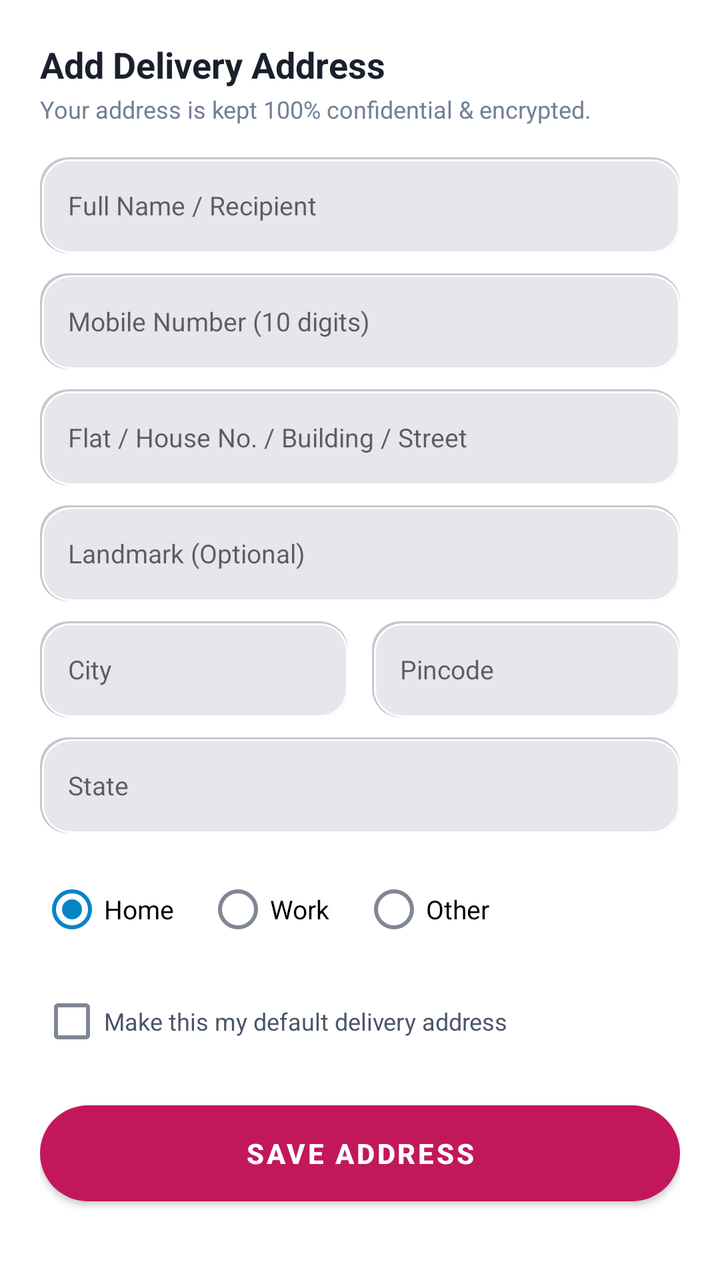
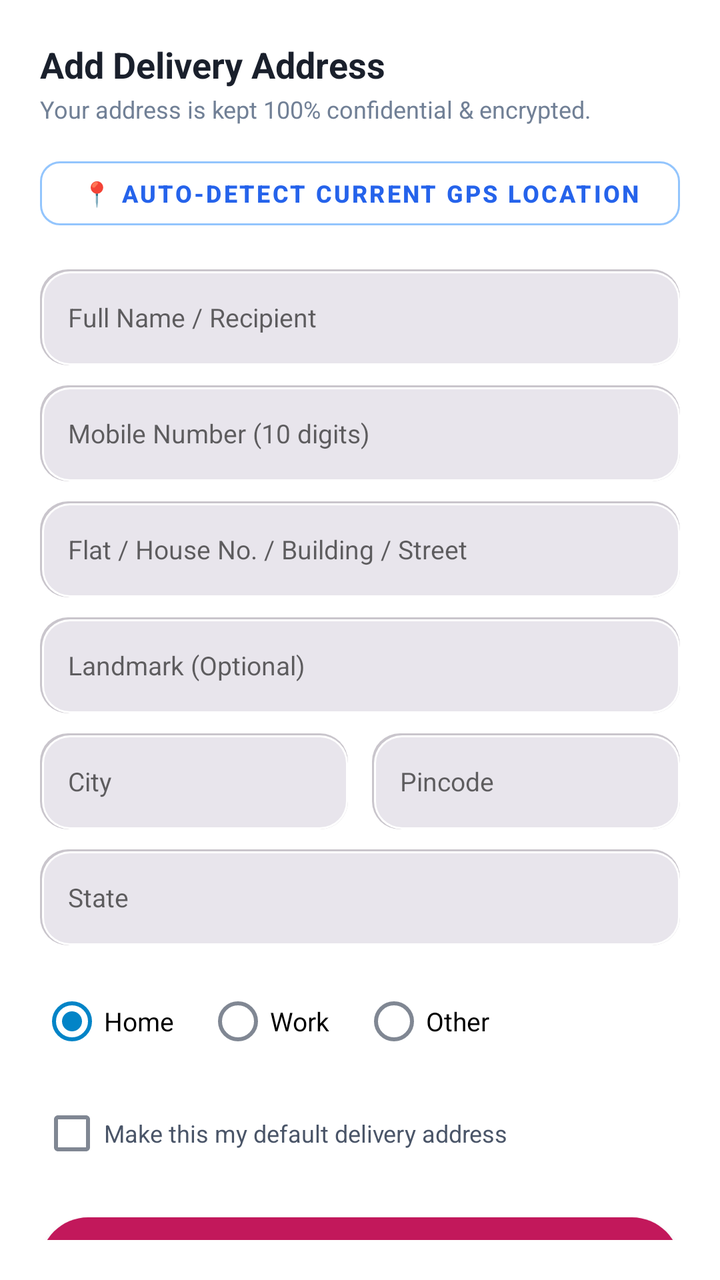

Before-and-after screenshots of an Android layout around one commit, followed by the original layout XML and the change that was made.
<!-- AndroidManifest.xml: application theme Theme.CycleCare -->
<!-- res/layout/dialog_add_address.xml -->
<?xml version="1.0" encoding="utf-8"?>
<LinearLayout xmlns:android="http://schemas.android.com/apk/res/android"
    xmlns:app="http://schemas.android.com/apk/res-auto"
    android:layout_width="match_parent"
    android:layout_height="wrap_content"
    android:orientation="vertical"
    android:padding="20dp"
    android:background="#FFFFFF">

    <TextView
        android:layout_width="wrap_content"
        android:layout_height="wrap_content"
        android:text="Add Delivery Address"
        android:textColor="#1A202C"
        android:textSize="18sp"
        android:textStyle="bold" />

    <TextView
        android:layout_width="wrap_content"
        android:layout_height="wrap_content"
        android:layout_marginTop="2dp"
        android:text="Your address is kept 100% confidential &amp; encrypted."
        android:textColor="#718096"
        android:textSize="12sp" />

    <EditText
        android:id="@+id/et_addr_name"
        android:layout_width="match_parent"
        android:layout_height="48dp"
        android:layout_marginTop="16dp"
        android:background="@drawable/neu_input"
        android:hint="Full Name / Recipient"
        android:paddingHorizontal="14dp"
        android:textSize="13sp" />

    <EditText
        android:id="@+id/et_addr_phone"
        android:layout_width="match_parent"
        android:layout_height="48dp"
        android:layout_marginTop="10dp"
        android:background="@drawable/neu_input"
        android:hint="Mobile Number (10 digits)"
        android:inputType="phone"
        android:paddingHorizontal="14dp"
        android:textSize="13sp" />

    <EditText
        android:id="@+id/et_addr_line"
        android:layout_width="match_parent"
        android:layout_height="48dp"
        android:layout_marginTop="10dp"
        android:background="@drawable/neu_input"
        android:hint="Flat / House No. / Building / Street"
        android:paddingHorizontal="14dp"
        android:textSize="13sp" />

    <EditText
        android:id="@+id/et_addr_landmark"
        android:layout_width="match_parent"
        android:layout_height="48dp"
        android:layout_marginTop="10dp"
        android:background="@drawable/neu_input"
        android:hint="Landmark (Optional)"
        android:paddingHorizontal="14dp"
        android:textSize="13sp" />

    <LinearLayout
        android:layout_width="match_parent"
        android:layout_height="wrap_content"
        android:layout_marginTop="10dp"
        android:orientation="horizontal">

        <EditText
            android:id="@+id/et_addr_city"
            android:layout_width="0dp"
            android:layout_height="48dp"
            android:layout_weight="1"
            android:layout_marginEnd="6dp"
            android:background="@drawable/neu_input"
            android:hint="City"
            android:paddingHorizontal="14dp"
            android:textSize="13sp" />

        <EditText
            android:id="@+id/et_addr_pincode"
            android:layout_width="0dp"
            android:layout_height="48dp"
            android:layout_weight="1"
            android:layout_marginStart="6dp"
            android:background="@drawable/neu_input"
            android:hint="Pincode"
            android:inputType="number"
            android:paddingHorizontal="14dp"
            android:textSize="13sp" />
    </LinearLayout>

    <EditText
        android:id="@+id/et_addr_state"
        android:layout_width="match_parent"
        android:layout_height="48dp"
        android:layout_marginTop="10dp"
        android:background="@drawable/neu_input"
        android:hint="State"
        android:paddingHorizontal="14dp"
        android:textSize="13sp" />

    
    <RadioGroup
        android:id="@+id/rg_addr_type"
        android:layout_width="match_parent"
        android:layout_height="wrap_content"
        android:layout_marginTop="14dp"
        android:orientation="horizontal">

        <RadioButton
            android:id="@+id/rb_type_home"
            android:layout_width="wrap_content"
            android:layout_height="wrap_content"
            android:text="Home"
            android:checked="true"
            android:textSize="13sp" />

        <RadioButton
            android:id="@+id/rb_type_work"
            android:layout_width="wrap_content"
            android:layout_height="wrap_content"
            android:layout_marginStart="16dp"
            android:text="Work"
            android:textSize="13sp" />

        <RadioButton
            android:id="@+id/rb_type_other"
            android:layout_width="wrap_content"
            android:layout_height="wrap_content"
            android:layout_marginStart="16dp"
            android:text="Other"
            android:textSize="13sp" />
    </RadioGroup>

    <CheckBox
        android:id="@+id/cb_make_default"
        android:layout_width="wrap_content"
        android:layout_height="wrap_content"
        android:layout_marginTop="8dp"
        android:text="Make this my default delivery address"
        android:textColor="#4A5568"
        android:textSize="12sp" />

    <Button
        android:id="@+id/btn_save_address"
        android:layout_width="match_parent"
        android:layout_height="48dp"
        android:layout_marginTop="18dp"
        android:background="@drawable/bg_m3_button"
        android:text="Save Address"
        android:textColor="@color/textOnPrimary"
        android:textSize="14sp"
        android:textStyle="bold" />
</LinearLayout>
<!-- resources referenced by this layout -->
<resources>
  <color name="textOnPrimary">#FFFFFF</color>
  <!-- drawable bg_m3_button (drawable) -->
  <?xml version="1.0" encoding="utf-8"?>
  <ripple xmlns:android="http://schemas.android.com/apk/res/android"
      android:color="#40FFFFFF">
      <item>
          <shape android:shape="rectangle">
              <gradient
                  android:angle="270"
                  android:startColor="#D81B60"
                  android:endColor="#C2185B" />
              <corners android:radius="28dp" />
          </shape>
      </item>
  </ripple>
  <!-- drawable neu_input (drawable) -->
  <?xml version="1.0" encoding="utf-8"?>
  <layer-list xmlns:android="http://schemas.android.com/apk/res/android">
      
      <item>
          <shape android:shape="rectangle">
              <solid android:color="#C9C5CC" />
              <corners android:radius="14dp" />
          </shape>
      </item>
      
      <item android:left="1dp" android:top="1dp">
          <shape android:shape="rectangle">
              <solid android:color="#FFFFFF" />
              <corners android:radius="14dp" />
          </shape>
      </item>
      
      <item android:left="2dp" android:top="2dp" android:right="1dp" android:bottom="1dp">
          <shape android:shape="rectangle">
              <solid android:color="#E8E5EC" />
              <corners android:radius="13dp" />
          </shape>
      </item>
  </layer-list>
  <style name="Theme.CycleCare" parent="Theme.MaterialComponents.DayNight.NoActionBar">
          
          <item name="colorPrimary">@color/colorPrimary</item>
          <item name="colorPrimaryVariant">@color/colorPrimaryVariant</item>
          <item name="colorOnPrimary">@color/textOnPrimary</item>
          
          <item name="colorSecondary">@color/colorSecondary</item>
          <item name="colorSecondaryVariant">@color/colorSecondaryVariant</item>
          <item name="colorOnSecondary">@color/textOnPrimary</item>
  
          <item name="colorSurface">@color/colorSurface</item>
          <item name="colorOnSurface">@color/textPrimary</item>
          
          
          <item name="android:statusBarColor">@color/colorBackground</item>
          <item name="android:windowLightStatusBar">true</item>
          <item name="android:windowBackground">@color/colorBackground</item>
  
          
          <item name="android:textColorPrimary">@color/textPrimary</item>
          <item name="android:textColorSecondary">@color/textSecondary</item>
      </style>
  <color name="colorPrimary">#C2185B</color>
  <color name="colorPrimaryVariant">#AD1457</color>
  <color name="colorSecondary">#0284C7</color>
  <color name="colorSecondaryVariant">#0369A1</color>
  <color name="colorSurface">#F4F7FB</color>
  <color name="textPrimary">#1E293B</color>
  <color name="colorBackground">#EFF2F6</color>
  <color name="textSecondary">#64748B</color>
</resources>

<!-- the commit's change to res/layout/dialog_add_address.xml (unified diff, before → after) -->
@@ -22,6 +22,20 @@
         android:text="Your address is kept 100% confidential &amp; encrypted."
         android:textColor="#718096"
         android:textSize="12sp" />
+
+    
+    <Button
+        android:id="@+id/btn_auto_detect_location"
+        style="@style/Widget.MaterialComponents.Button.OutlinedButton"
+        android:layout_width="match_parent"
+        android:layout_height="44dp"
+        android:layout_marginTop="12dp"
+        android:text="📍 Auto-Detect Current GPS Location"
+        android:textColor="#2563EB"
+        android:textSize="12sp"
+        android:textStyle="bold"
+        app:cornerRadius="10dp"
+        app:strokeColor="#93C5FD" />
 
     <EditText
         android:id="@+id/et_addr_name"
